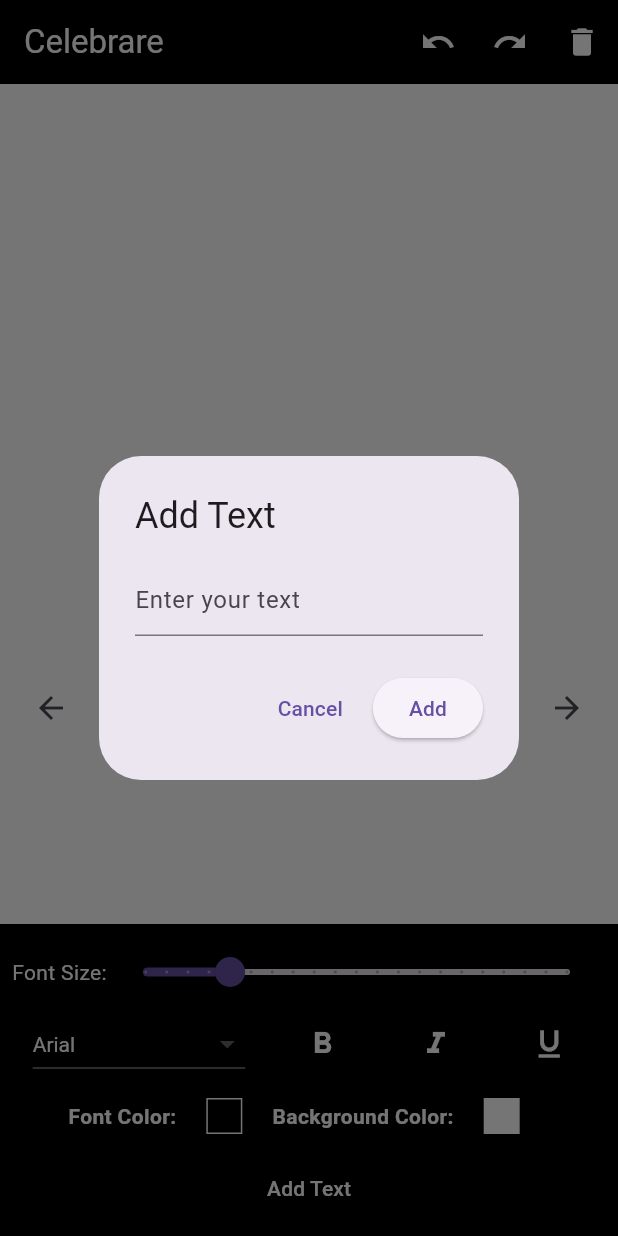
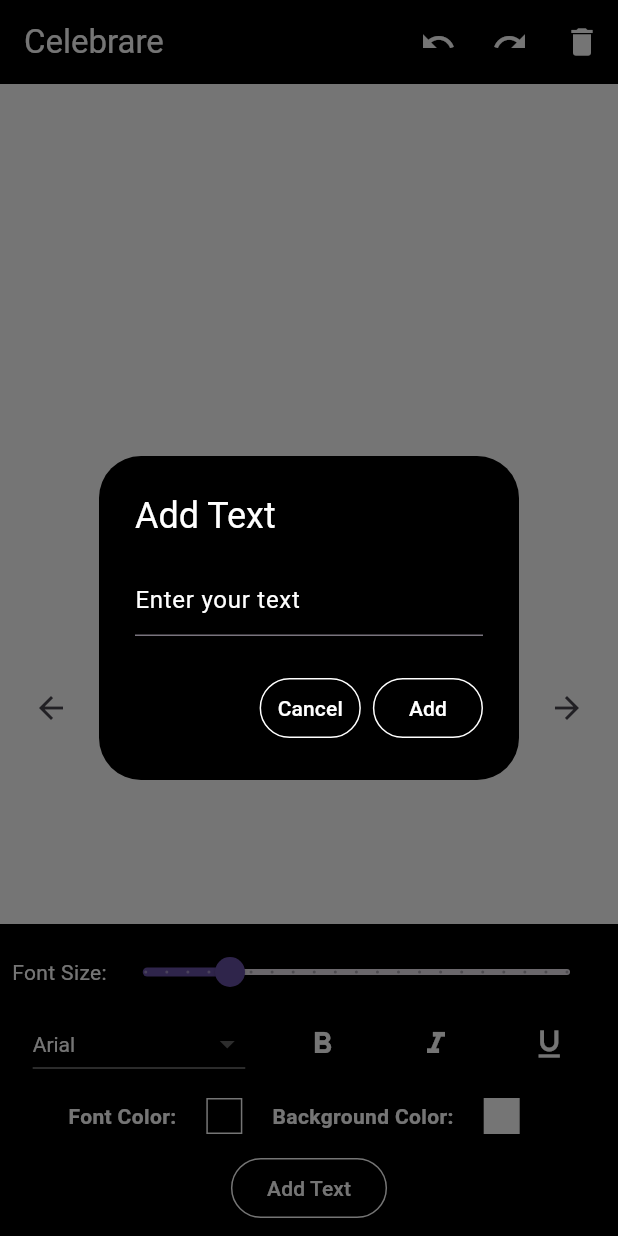
Before and after one commit to Amanbig/Text-Editor-Celebrare_ass-, a Flutter app: the screen it shows after launch, after a tap on "Add Text", on a phone screen of 412 x 824 dp. Run offline on Flutter 3.47's test engine with Material 3 defaults, Android fonts, the phone set to English and light mode, and no system bars; our stand-ins replace flutter_colorpicker.

Commit message:
updated ui of showdialog

```diff
--- a/lib/screens/home_page.dart
+++ b/lib/screens/home_page.dart
@@ -53,15 +53,21 @@ class _MyHomePageState extends State<MyHomePage> {
       context: context,
       builder: (context) {
       return AlertDialog(
-          title: const Text("Add Text"),
+        backgroundColor: Colors.black,
+        title: const Text("Add Text", style: TextStyle(color: Colors.white)),
         content: TextField(
         controller: textController,
-            decoration: const InputDecoration(hintText: "Enter your text"),
+        decoration: const InputDecoration(hintText: "Enter your text", hintStyle: TextStyle(color: Colors.white)),
+        style: const TextStyle(color: Colors.white),
         ),
         actions: [
         TextButton(
           onPressed: () => Navigator.of(context).pop(),
-              child: const Text("Cancel"),
+          style: TextButton.styleFrom(
+            backgroundColor: Colors.black,
+            side: const BorderSide(color: Colors.white),
+          ),
+          child: const Text("Cancel", style: TextStyle(color: Colors.white)),
         ),
         ElevatedButton(
           onPressed: () {
@@ -70,7 +76,11 @@ class _MyHomePageState extends State<MyHomePage> {
           ? textController.text
           : 'Text $_textCounter');
           },
-              child: const Text("Add"),
+          style: ElevatedButton.styleFrom(
+            backgroundColor: Colors.black,
+            side: const BorderSide(color: Colors.white),
+          ),
+          child: const Text("Add", style: TextStyle(color: Colors.white)),
         ),
         ],
       );
@@ -497,7 +507,8 @@ class _MyHomePageState extends State<MyHomePage> {
                   ),
                   ElevatedButton(
                     style:
-                        ElevatedButton.styleFrom(backgroundColor: Colors.black),
+                        ElevatedButton.styleFrom(backgroundColor: Colors.black,
+                        side: const BorderSide(color: Colors.white)),
                     onPressed: _addText,
                     child: const Text(
                       "Add Text",
```
Lines whose indentation alone changed are shown as unchanged.
